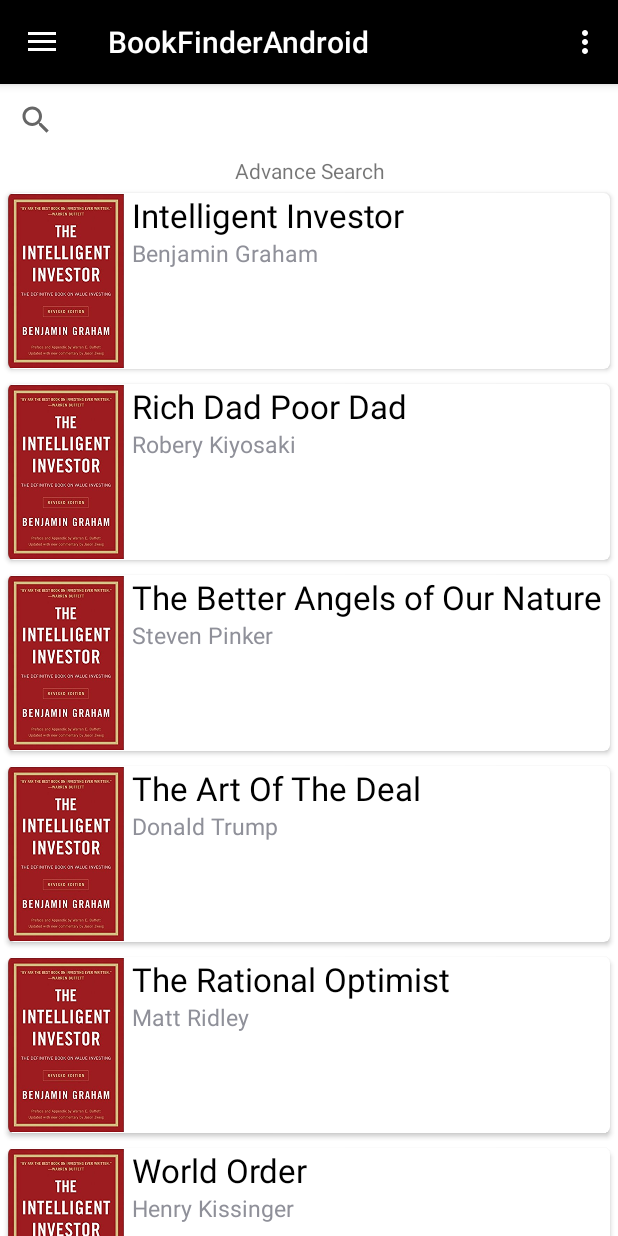
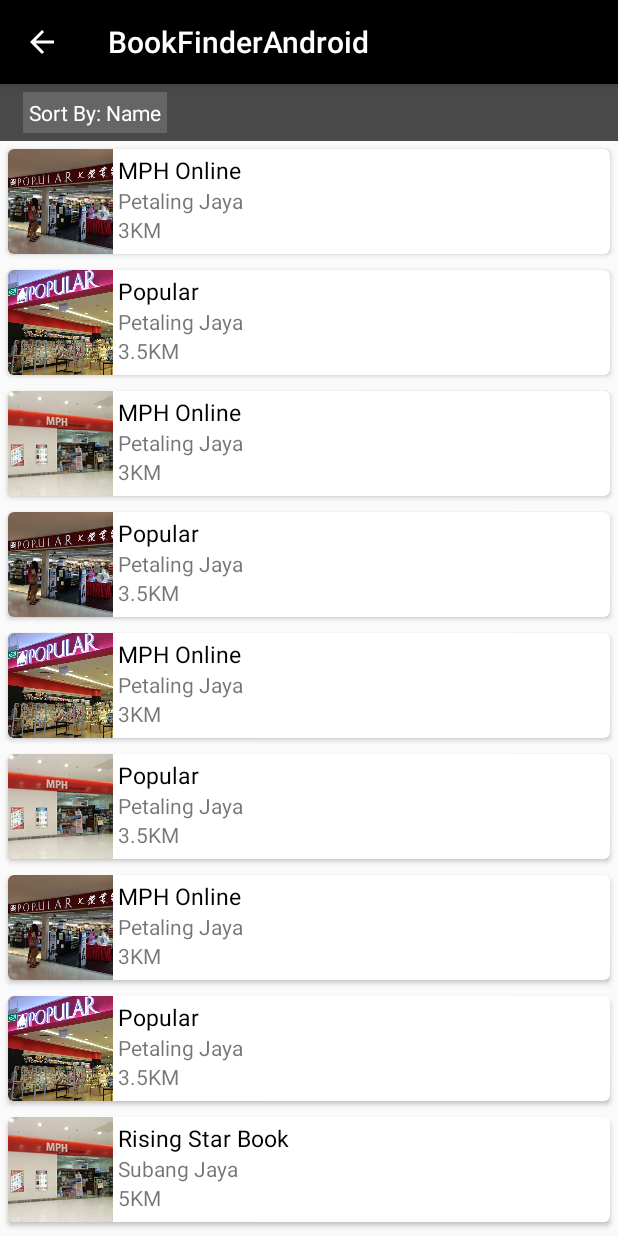
Before and after one commit to gaara4896/BookFinderAndroid, an Android app: the MainActivity screen opened directly, with no data from a screen before it, after a tap on "Bookstores", on a phone screen of 412 x 824 dp. Run offline under Robolectric (Android 15) with nearby library versions, the phone set to English and light mode, and no system bars; 1 other tap on this screen came first.

Commit message:
Added BookStores

```diff
--- a/app/src/main/AndroidManifest.xml
+++ b/app/src/main/AndroidManifest.xml
@@ -23,7 +23,8 @@
         <activity android:name=".UserManager.RegisterActivity" />
         <activity android:name=".AdvanceSearch" />
         <activity android:name=".BookInfo" />
-        <activity android:name=".AdvanceSearchResult"></activity>
+        <activity android:name=".AdvanceSearchResult" />
+        <activity android:name=".BookStoreList"></activity>
     </application>
 
 </manifest>
--- a/app/src/main/java/com/example/gaara/bookfinderandroid/AdvanceSearch.kt
+++ b/app/src/main/java/com/example/gaara/bookfinderandroid/AdvanceSearch.kt
@@ -2,11 +2,11 @@ package com.example.gaara.bookfinderandroid
 
 import android.app.DatePickerDialog
 import android.content.Intent
+import android.os.Bundle
 import android.support.v7.app.AppCompatActivity
-import android.os.Bundle
 import android.widget.ArrayAdapter
 import kotlinx.android.synthetic.main.activity_advance_search.*
-import java.util.Calendar
+import java.util.*
 
 class AdvanceSearch : AppCompatActivity() {
 
--- a/app/src/main/java/com/example/gaara/bookfinderandroid/AdvanceSearchResult.kt
+++ b/app/src/main/java/com/example/gaara/bookfinderandroid/AdvanceSearchResult.kt
@@ -1,8 +1,8 @@
 package com.example.gaara.bookfinderandroid
 
 import android.content.Intent
+import android.os.Bundle
 import android.support.v7.app.AppCompatActivity
-import android.os.Bundle
 import com.example.gaara.bookfinderandroid.Fragment.BookFragment
 import kotlinx.android.synthetic.main.activity_advance_search_result.*
 
--- a/app/src/main/java/com/example/gaara/bookfinderandroid/BookInfo.kt
+++ b/app/src/main/java/com/example/gaara/bookfinderandroid/BookInfo.kt
@@ -1,11 +1,10 @@
 package com.example.gaara.bookfinderandroid
 
 import android.graphics.Color
+import android.os.Bundle
 import android.support.v7.app.AppCompatActivity
-import android.os.Bundle
 import android.support.v7.widget.LinearLayoutManager
 import android.util.Log
-import com.example.gaara.bookfinderandroid.Fragment.BookStoreFragment
 import com.example.gaara.bookfinderandroid.Fragment.BookStoreRecycle
 import com.example.gaara.bookfinderandroid.Utils.BookStore
 import kotlinx.android.synthetic.main.activity_book_info.*
@@ -34,18 +33,10 @@ class BookInfo : AppCompatActivity() {
                 BookStore("Rising Star Book", "Subang Jaya", "5KM", 41.30)
         )
 
-        for (bookStore in bookStores){
-            Log.d("bookStores", "${bookStore.name} ${bookStore.address} ${bookStore.range} ${bookStore.price}")
-        }
-
         recycleView_BookStore.layoutManager = LinearLayoutManager(applicationContext)
 
-        recycleView_BookStore.adapter = BookStoreRecycle(bookStores){
+        recycleView_BookStore.adapter = BookStoreRecycle(applicationContext, bookStores){
             Log.d("Recycle", "${it.name} is working")
         }
-
-/*        listView_BookStore.adapter = BookStoreFragment(applicationContext, bookStores)
-        listView_BookStore.divider = this.getDrawable(R.drawable.transparent)
-        listView_BookStore.isNestedScrollingEnabled = true*/
     }
 }
--- /dev/null
+++ b/app/src/main/java/com/example/gaara/bookfinderandroid/BookStoreList.kt
@@ -0,0 +1,38 @@
+package com.example.gaara.bookfinderandroid
+
+import android.os.Bundle
+import android.support.v7.app.AppCompatActivity
+import android.support.v7.widget.LinearLayoutManager
+import android.util.Log
+import com.example.gaara.bookfinderandroid.Fragment.BookStoreRecycle
+import com.example.gaara.bookfinderandroid.Utils.BookStore
+import kotlinx.android.synthetic.main.activity_book_store_list.*
+
+class BookStoreList : AppCompatActivity() {
+
+    override fun onCreate(savedInstanceState: Bundle?) {
+        super.onCreate(savedInstanceState)
+        setContentView(R.layout.activity_book_store_list)
+
+        setSupportActionBar(toolbar)
+        supportActionBar!!.setDisplayHomeAsUpEnabled(true)
+
+        val bookStores = arrayOf(
+                BookStore("MPH Online", "Petaling Jaya", "3KM"),
+                BookStore("Popular", "Petaling Jaya", "3.5KM"),
+                BookStore("MPH Online", "Petaling Jaya", "3KM"),
+                BookStore("Popular", "Petaling Jaya", "3.5KM"),
+                BookStore("MPH Online", "Petaling Jaya", "3KM"),
+                BookStore("Popular", "Petaling Jaya", "3.5KM"),
+                BookStore("MPH Online", "Petaling Jaya", "3KM"),
+                BookStore("Popular", "Petaling Jaya", "3.5KM"),
+                BookStore("Rising Star Book", "Subang Jaya", "5KM")
+        )
+
+        recycleView_BookStore.layoutManager = LinearLayoutManager(applicationContext)
+
+        recycleView_BookStore.adapter = BookStoreRecycle(applicationContext, bookStores){
+            Log.d("Recycle", "${it.name} is working")
+        }
+    }
+}
--- a/app/src/main/java/com/example/gaara/bookfinderandroid/Fragment/BookFragment.kt
+++ b/app/src/main/java/com/example/gaara/bookfinderandroid/Fragment/BookFragment.kt
@@ -1,11 +1,11 @@
 package com.example.gaara.bookfinderandroid.Fragment
 
 import android.content.Context
+import android.view.LayoutInflater
 import android.view.View
 import android.view.ViewGroup
 import android.widget.ArrayAdapter
 import com.example.gaara.bookfinderandroid.R
-import android.view.LayoutInflater
 import kotlinx.android.synthetic.main.listview_fragment_books.view.*
 
 /**
--- a/app/src/main/java/com/example/gaara/bookfinderandroid/Fragment/BookStoreRecycle.kt
+++ b/app/src/main/java/com/example/gaara/bookfinderandroid/Fragment/BookStoreRecycle.kt
@@ -1,7 +1,7 @@
 package com.example.gaara.bookfinderandroid.Fragment
 
+import android.content.Context
 import android.support.v7.widget.RecyclerView
-import android.util.Log
 import android.view.LayoutInflater
 import android.view.View
 import android.view.ViewGroup
@@ -12,7 +12,7 @@ import kotlinx.android.synthetic.main.listview_fragment_bookstores.view.*
 /**
  * Created by gaara on 10/31/17.
  */
-class BookStoreRecycle(val bookStores: Array<BookStore>, val listener:(BookStore) -> Unit): RecyclerView.Adapter<BookStoreRecycle.ViewHolder>(){
+class BookStoreRecycle(val context:Context, val bookStores: Array<BookStore>, val listener:(BookStore) -> Unit): RecyclerView.Adapter<BookStoreRecycle.ViewHolder>(){
 
     override fun onCreateViewHolder(parent: ViewGroup, viewType: Int): BookStoreRecycle.ViewHolder {
         val v = LayoutInflater.from(parent.context).inflate(R.layout.listview_fragment_bookstores, parent, false)
@@ -20,7 +20,7 @@ class BookStoreRecycle(val bookStores: Array<BookStore>, val listener:(BookStore
     }
 
     override fun onBindViewHolder(holder: BookStoreRecycle.ViewHolder, position: Int) {
-        holder.bindItems(bookStores[position], listener)
+        holder.bindItems(context, bookStores[position], position, listener)
     }
 
     override fun getItemCount(): Int {
@@ -28,12 +28,24 @@ class BookStoreRecycle(val bookStores: Array<BookStore>, val listener:(BookStore
     }
 
     class ViewHolder(itemView: View) : RecyclerView.ViewHolder(itemView){
-        fun bindItems(bookStore:BookStore, listener: (BookStore) -> Unit) = with(itemView){
+        fun bindItems(context:Context, bookStore:BookStore,position:Int, listener: (BookStore) -> Unit) = with(itemView){
             itemView.textView_BookStoreName.text = bookStore.name
             itemView.textView_BookStoreAddress.text = bookStore.address
             itemView.textView_BookStoreRange.text = bookStore.range
-            itemView.textView_BookStorePrice.text = "RM ${bookStore.price.toString()}"
-            Log.d("Recycle", "Success Binding")
+            if(bookStore.price!= null){
+                itemView.textView_BookStorePrice.text = "RM ${bookStore.price.toString()}"
+            }
+            when(position % 3){
+                0 -> {
+                    imageView_BookStore.setImageResource(resources.getIdentifier("drawable/popular1", null, context.packageName))
+                }
+                1 -> {
+                    imageView_BookStore.setImageResource(resources.getIdentifier("drawable/popular2", null, context.packageName))
+                }
+                2 -> {
+                    imageView_BookStore.setImageResource(resources.getIdentifier("drawable/mph", null, context.packageName))
+                }
+            }
         }
     }
 
--- a/app/src/main/java/com/example/gaara/bookfinderandroid/MainActivity.kt
+++ b/app/src/main/java/com/example/gaara/bookfinderandroid/MainActivity.kt
@@ -6,11 +6,9 @@ import android.support.design.widget.NavigationView
 import android.support.v4.view.GravityCompat
 import android.support.v7.app.ActionBarDrawerToggle
 import android.support.v7.app.AppCompatActivity
-import android.util.Log
 import android.view.Menu
 import android.view.MenuItem
 import com.example.gaara.bookfinderandroid.Fragment.BookFragment
-import com.example.gaara.bookfinderandroid.R.drawable.book
 import com.example.gaara.bookfinderandroid.UserManager.LoginActivity
 import com.example.gaara.bookfinderandroid.UserManager.SessionManager
 import kotlinx.android.synthetic.main.activity_main.*
@@ -88,7 +86,7 @@ class MainActivity : AppCompatActivity(), NavigationView.OnNavigationItemSelecte
         // Handle navigation view item clicks here.
         when (item.itemId) {
             R.id.nav_Bookstores -> {
-                // Handle the camera action
+                startActivity(Intent(this, BookStoreList::class.java))
             }
             R.id.nav_logout -> {
                 SessionManager(applicationContext).setLogin(false)
--- a/app/src/main/java/com/example/gaara/bookfinderandroid/UserManager/LoginActivity.kt
+++ b/app/src/main/java/com/example/gaara/bookfinderandroid/UserManager/LoginActivity.kt
@@ -1,8 +1,8 @@
 package com.example.gaara.bookfinderandroid.UserManager
 
 import android.content.Intent
+import android.os.Bundle
 import android.support.v7.app.AppCompatActivity
-import android.os.Bundle
 import android.text.TextUtils
 import android.util.Log
 import android.widget.Toast
@@ -10,8 +10,6 @@ import com.example.gaara.bookfinderandroid.MainActivity
 import com.example.gaara.bookfinderandroid.R
 import com.twitter.sdk.android.core.*
 import kotlinx.android.synthetic.main.activity_login.*
-import com.twitter.sdk.android.core.TwitterException
-import com.twitter.sdk.android.core.TwitterSession
 
 class LoginActivity : AppCompatActivity() {
 
--- a/app/src/main/java/com/example/gaara/bookfinderandroid/UserManager/RegisterActivity.kt
+++ b/app/src/main/java/com/example/gaara/bookfinderandroid/UserManager/RegisterActivity.kt
@@ -1,7 +1,7 @@
 package com.example.gaara.bookfinderandroid.UserManager
 
+import android.os.Bundle
 import android.support.v7.app.AppCompatActivity
-import android.os.Bundle
 import android.text.TextUtils
 import android.widget.Toast
 import com.example.gaara.bookfinderandroid.R
--- /dev/null
+++ b/app/src/main/res/layout/activity_book_store_list.xml
@@ -0,0 +1,55 @@
+<?xml version="1.0" encoding="utf-8"?>
+<RelativeLayout xmlns:android="http://schemas.android.com/apk/res/android"
+    xmlns:app="http://schemas.android.com/apk/res-auto"
+    xmlns:tools="http://schemas.android.com/tools"
+    android:layout_width="match_parent"
+    android:layout_height="match_parent"
+    tools:context="com.example.gaara.bookfinderandroid.BookStoreList">
+
+    <LinearLayout
+        android:layout_width="match_parent"
+        android:layout_height="match_parent"
+        android:orientation="vertical">
+
+        <android.support.design.widget.AppBarLayout
+            android:layout_width="match_parent"
+            android:layout_height="wrap_content"
+            android:theme="@style/AppTheme.AppBarOverlay"
+            android:id="@+id/appbar">
+
+            <android.support.v7.widget.Toolbar
+                android:id="@+id/toolbar"
+                android:layout_width="match_parent"
+                android:layout_height="?attr/actionBarSize"
+                android:background="?attr/colorPrimary"
+                app:popupTheme="@style/AppTheme.PopupOverlay" />
+
+        </android.support.design.widget.AppBarLayout>
+
+        <LinearLayout
+            android:layout_width="match_parent"
+            android:layout_height="wrap_content"
+            android:orientation="horizontal"
+            android:background="@color/colorSecondary">
+
+            <TextView
+                android:layout_width="wrap_content"
+                android:layout_height="wrap_content"
+                android:text="Sort By: Name"
+                android:id="@+id/textView_SortBy"
+                android:padding="4dp"
+                android:layout_marginLeft="15dp"
+                android:layout_marginVertical="5dp"
+                android:background="@color/colorTertiary"
+                android:textColor="@android:color/white"/>
+
+        </LinearLayout>
+
+        <android.support.v7.widget.RecyclerView
+            android:layout_width="match_parent"
+            android:layout_height="match_parent"
+            android:id="@+id/recycleView_BookStore"/>
+
+    </LinearLayout>
+
+</RelativeLayout>
--- a/app/src/main/res/layout/listview_fragment_bookstores.xml
+++ b/app/src/main/res/layout/listview_fragment_bookstores.xml
@@ -21,7 +21,8 @@
             <ImageView
                 android:layout_width="70dp"
                 android:layout_height="70dp"
-                android:src="@mipmap/ic_launcher"/>
+                android:src="@mipmap/ic_launcher"
+                android:id="@+id/imageView_BookStore"/>
 
             <LinearLayout
                 android:layout_width="wrap_content"
@@ -61,7 +62,6 @@
                 android:textColor="@android:color/black"
                 android:layout_gravity="center_vertical|end"
                 android:layout_weight="1"
-                android:text="RM50"
                 android:textAlignment="textEnd"
                 android:layout_margin="15dp"
                 android:id="@+id/textView_BookStorePrice"/>
```
Also changed, not shown: app/src/main/res/drawable/mph.jpg (added), app/src/main/res/drawable/popular1.jpg (added), app/src/main/res/drawable/popular2.jpg (added).
